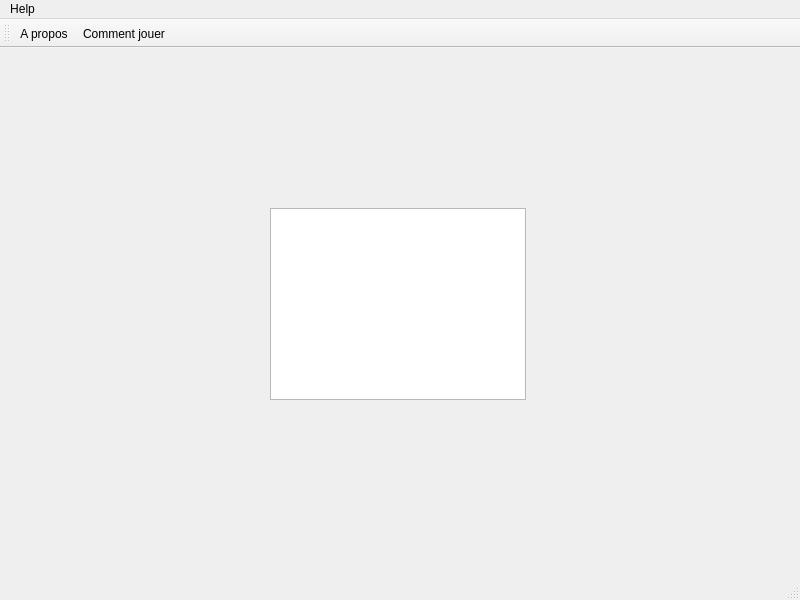
Old version of the form Projet_final/mainwindow.ui in the repository Jordan18122000/Pong_Cpp_Qt.
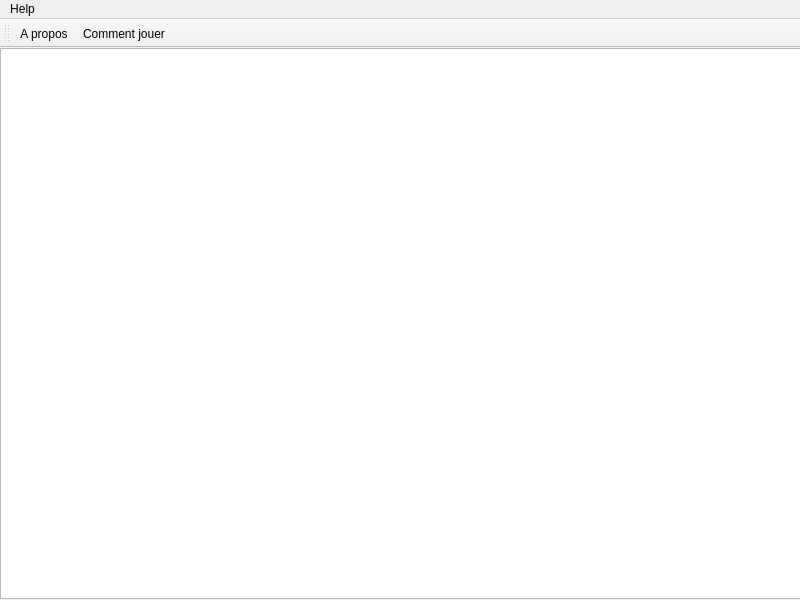
New version of the form. Icons and pictures are not drawn.

Commit message: modifié :         Projet_final/97_Projet_final.pro 	modifié :         Projet_final/97_Projet_final.pro.user 	modifié :         Projet_final/barre.cpp 	modifié :         Projet_final/mainwindow.cpp 	modifié :         Projet_final/mainwindow.ui 	Projet_final/97_Projet_final.pro.user.f59c766 	Projet_final/background.png 	Projet_final/resources.qrc 	build-97_Projet_final-Desktop-Debug/

The edit to the form file:
```diff
--- a/Projet_final/mainwindow.ui
+++ b/Projet_final/mainwindow.ui
@@ -17,15 +17,36 @@
    <widget class="QGraphicsView" name="gameView">
     <property name="geometry">
      <rect>
-      <x>270</x>
-      <y>160</y>
-      <width>256</width>
-      <height>192</height>
+      <x>0</x>
+      <y>0</y>
+      <width>801</width>
+      <height>551</height>
      </rect>
     </property>
     <property name="contextMenuPolicy">
      <enum>Qt::NoContextMenu</enum>
     </property>
+    <property name="styleSheet">
+     <string notr="true">border-image: url(:/images/background.png);</string>
+    </property>
+    <property name="frameShadow">
+     <enum>QFrame::Plain</enum>
+    </property>
+    <property name="verticalScrollBarPolicy">
+     <enum>Qt::ScrollBarAlwaysOff</enum>
+    </property>
+    <property name="horizontalScrollBarPolicy">
+     <enum>Qt::ScrollBarAlwaysOff</enum>
+    </property>
+    <property name="interactive">
+     <bool>true</bool>
+    </property>
+    <property name="renderHints">
+     <set>QPainter::Antialiasing|QPainter::LosslessImageRendering|QPainter::SmoothPixmapTransform|QPainter::TextAntialiasing</set>
+    </property>
+    <property name="resizeAnchor">
+     <enum>QGraphicsView::AnchorViewCenter</enum>
+    </property>
    </widget>
   </widget>
   <widget class="QMenuBar" name="menuBar">
@@ -54,7 +75,6 @@
    <addaction name="actionApropos"/>
    <addaction name="actionComment_jouer"/>
   </widget>
-  <widget class="QStatusBar" name="statusBar"/>
   <action name="actionApropos">
    <property name="text">
     <string>A propos</string>
```
Left out of the diff: 5 changed lines with no effect on the pictures. The commit also changes 4 other files.
